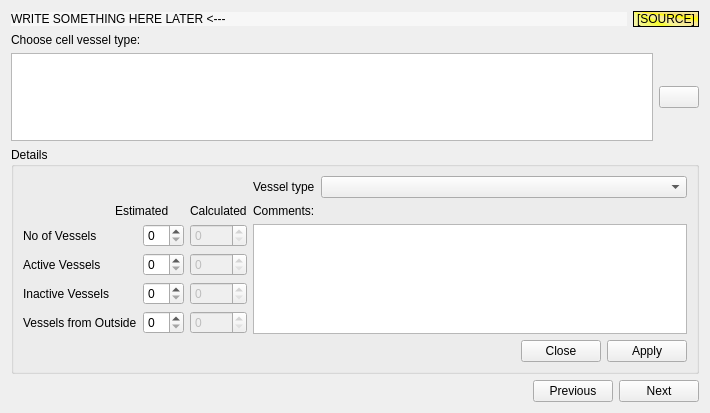
This is app_new/frmvesseltype.ui in doublebyte1/app_solution as Qt 5 draws it before an edit. The edited form follows.
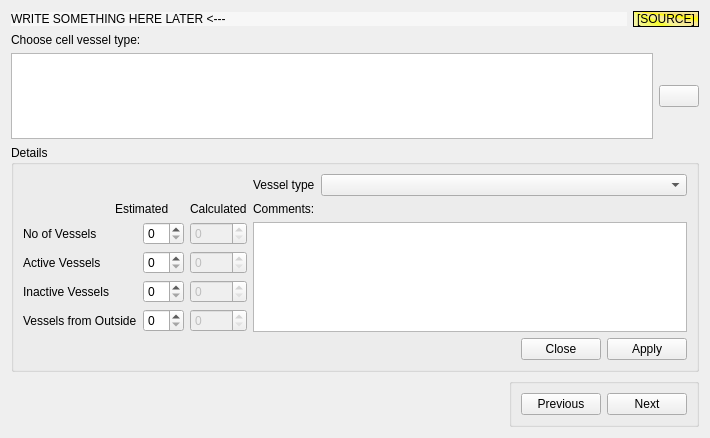
This is the edited form. Icons and pictures are not drawn.

Patch:
```diff
--- a/app_new/frmvesseltype.ui
+++ b/app_new/frmvesseltype.ui
@@ -7,7 +7,7 @@
     <x>0</x>
     <y>0</y>
     <width>710</width>
-    <height>413</height>
+    <height>438</height>
    </rect>
   </property>
   <property name="windowTitle">
@@ -329,6 +329,12 @@
       </spacer>
      </item>
      <item>
+      <widget class="QGroupBox" name="groupBox">
+       <property name="title">
+        <string/>
+       </property>
+       <layout class="QHBoxLayout" name="horizontalLayout_3">
+        <item>
       <widget class="QPushButton" name="pushPrevious">
        <property name="text">
         <string>Previous</string>
@@ -348,6 +354,9 @@
         <iconset resource="app_new.qrc">
          <normaloff>:/app_new/forward.png</normaloff>:/app_new/forward.png</iconset>
        </property>
+         </widget>
+        </item>
+       </layout>
       </widget>
      </item>
     </layout>
```
Left out of the diff: 2 changed lines with no effect on the pictures. Lines whose indentation alone changed are shown as unchanged.
